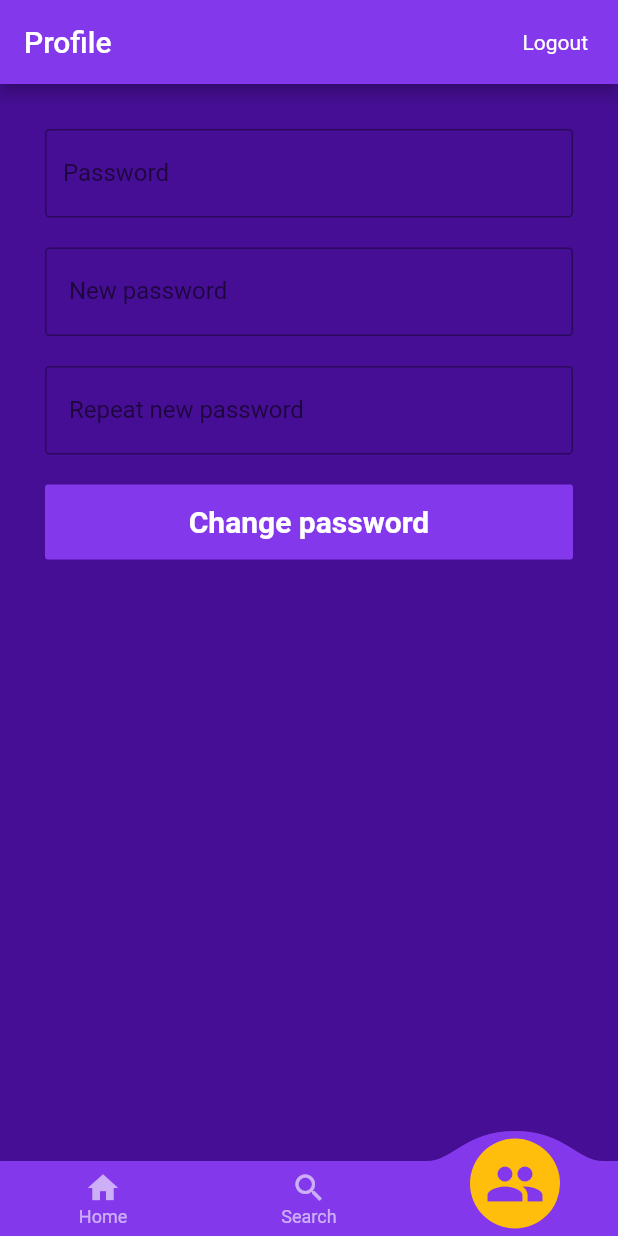
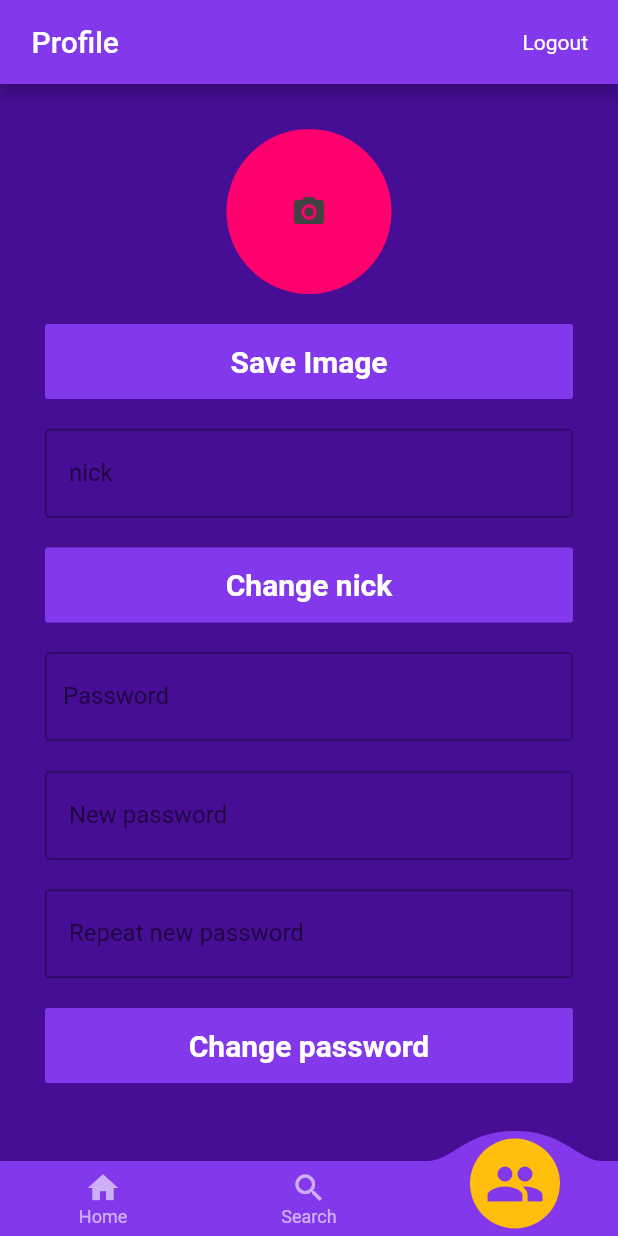
Before and after one commit to RoperoIvan/ProjecteDispositius, a Flutter app: the screen it shows once a user with an empty profile is signed in, item 3 of the bottom bar chosen, on a phone screen of 412 x 824 dp. Run offline on Flutter 3.47's test engine with Material 2 defaults, Android fonts, the phone set to English and light mode, and no system bars; drawn by our look-alikes of convex_bottom_bar; our stand-ins replace cloud_firestore, firebase_auth, firebase_core, firebase_storage, image_picker; accounts and stored records are empty; network calls fail.

Commit message:
change profile settings

```diff
--- a/projectdisp/lib/screens/profilescreen.dart
+++ b/projectdisp/lib/screens/profilescreen.dart
@@ -1,5 +1,8 @@
+import 'dart:io';
 import 'package:firebase_auth/firebase_auth.dart';
+import 'package:firebase_storage/firebase_storage.dart';
 import 'package:flutter/material.dart';
+import 'package:image_picker/image_picker.dart';
 
 class ProfileScreen extends StatefulWidget {
   @override
@@ -7,13 +10,18 @@ class ProfileScreen extends StatefulWidget {
 }
 
 class _ProfileScreenState extends State<ProfileScreen> {
-  TextEditingController _password, _newPassword, _repeatNewPassword;
-
+  TextEditingController _password, _newPassword, _repeatNewPassword, _nick;
+  File _image;
+  String _name;
+  _ProfileScreenState() {
+    _name = FirebaseAuth.instance.currentUser.displayName;
+  }
   @override
   void initState() {
     _password = TextEditingController();
     _newPassword = TextEditingController();
     _repeatNewPassword = TextEditingController();
+    _nick = TextEditingController();
     super.initState();
   }
 
@@ -22,13 +30,14 @@ class _ProfileScreenState extends State<ProfileScreen> {
     _password.dispose();
     _newPassword.dispose();
     _repeatNewPassword.dispose();
+    _nick.dispose();
     super.dispose();
   }
 
   @override
   Widget build(BuildContext context) {
     return Scaffold(
-      appBar: AppBar(title: Text("Profile"), actions: <Widget>[
+      appBar: AppBar(title: Text("$_name Profile"), actions: <Widget>[
         Padding(
           padding: EdgeInsets.only(right: 20.0),
           child: Center(
@@ -43,9 +52,64 @@ class _ProfileScreenState extends State<ProfileScreen> {
       ]),
       body: Padding(
         padding: const EdgeInsets.all(30.0),
+        child: SingleChildScrollView(
           child: Column(
             crossAxisAlignment: CrossAxisAlignment.stretch,
             children: [
+              //photoEditor
+              _showPhoto(),
+              SizedBox(height: 20),
+              FlatButton(
+                color: Theme.of(context).primaryColor,
+                height: 50,
+                child: Text(
+                  'Save Image',
+                  style: TextStyle(
+                    fontSize: 20,
+                    fontWeight: FontWeight.bold,
+                    color: Colors.white,
+                  ),
+                ),
+                onPressed: () {
+                  _UploadImageToFirebase();
+                },
+              ),
+              SizedBox(height: 20),
+
+              //nick editor
+              TextField(
+                controller: _nick,
+                decoration: InputDecoration(
+                  fillColor: Color(0xffFF006E),
+                  border: OutlineInputBorder(
+                    borderRadius: BorderRadius.all(Radius.circular(3)),
+                  ),
+                  labelText: ' nick',
+                ),
+              ),
+              SizedBox(height: 20),
+              FlatButton(
+                color: Theme.of(context).primaryColor,
+                height: 50,
+                child: Text(
+                  'Change nick',
+                  style: TextStyle(
+                    fontSize: 20,
+                    fontWeight: FontWeight.bold,
+                    color: Colors.white,
+                  ),
+                ),
+                onPressed: () {
+                  FirebaseAuth.instance.currentUser
+                        .updateProfile(displayName: _nick.text);
+                  setState(() {
+                    _name = _nick.text;
+                  });
+                },
+              ),
+
+              //password editor
+              SizedBox(height: 20),
               TextField(
                 controller: _password,
                 obscureText: true,
@@ -56,7 +120,9 @@ class _ProfileScreenState extends State<ProfileScreen> {
                   labelText: 'Password',
                 ),
               ),
-            SizedBox(height: 20,),
+              SizedBox(
+                height: 20,
+              ),
               TextField(
                 controller: _newPassword,
                 obscureText: true,
@@ -67,7 +133,7 @@ class _ProfileScreenState extends State<ProfileScreen> {
                   labelText: ' New password',
                 ),
               ),
-                        SizedBox(height: 20,),
+              SizedBox(height: 20),
               TextField(
                 controller: _repeatNewPassword,
                 obscureText: true,
@@ -78,8 +144,7 @@ class _ProfileScreenState extends State<ProfileScreen> {
                   labelText: ' Repeat new password',
                 ),
               ),
-                        SizedBox(height: 20,),
-
+              SizedBox(height: 20),
               FlatButton(
                 color: Theme.of(context).primaryColor,
                 height: 50,
@@ -100,6 +165,7 @@ class _ProfileScreenState extends State<ProfileScreen> {
                 },
               ),
             ],
+          ),
         ),
       ),
     );
@@ -142,4 +208,104 @@ class _ProfileScreenState extends State<ProfileScreen> {
       );
     }
   }
+
+  GestureDetector _showPhoto() {
+    return GestureDetector(
+      child: CircleAvatar(
+        radius: 55,
+        backgroundColor: Color(0xffFF006E),
+        child: FirebaseAuth.instance.currentUser.photoURL != null
+            ? ClipRRect(
+                borderRadius: BorderRadius.circular(50),
+                child: Image.network(
+                  FirebaseAuth.instance.currentUser.photoURL,
+                  width: 100,
+                  height: 100,
+                  fit: BoxFit.fitHeight,
+                ),
+              )
+            : Container(
+                decoration: BoxDecoration(
+                    color: Color(0xffFF006E),
+                    borderRadius: BorderRadius.circular(50)),
+                width: 100,
+                height: 100,
+                child: Icon(
+                  Icons.camera_alt,
+                  color: Colors.grey[800],
+                ),
+              ),
+      ),
+      onTap: () => _showPicker(context),
+    );
   }
+
+  void _showPicker(context) {
+    showModalBottomSheet(
+        context: context,
+        builder: (BuildContext bc) {
+          return SafeArea(
+            child: Container(
+              child: new Wrap(
+                children: <Widget>[
+                  new ListTile(
+                      leading: new Icon(Icons.photo_library),
+                      title: new Text('Photo Library'),
+                      onTap: () {
+                        _imgFromGallery();
+                        Navigator.of(context).pop();
+                      }),
+                  new ListTile(
+                    leading: new Icon(Icons.photo_camera),
+                    title: new Text('Camera'),
+                    onTap: () {
+                      _imgFromCamera();
+                      Navigator.of(context).pop();
+                    },
+                  ),
+                ],
+              ),
+            ),
+          );
+        });
+  }
+
+  _imgFromCamera() async {
+    PickedFile image = await ImagePicker.platform
+        .pickImage(source: ImageSource.camera, imageQuality: 50);
+
+    setState(() {
+      _image = File(image.path);
+    });
+  }
+
+  _imgFromGallery() async {
+    PickedFile image = await ImagePicker.platform
+        .pickImage(source: ImageSource.gallery, imageQuality: 50);
+
+    setState(() {
+      _image = File(image.path);
+    });
+  }
+
+  Future _UploadImageToFirebase() async {
+    String fileName = FirebaseAuth.instance.currentUser.email;
+    StorageReference firebaseStorageRef =
+        FirebaseStorage.instance.ref().child('uploads/$fileName');
+    StorageUploadTask uploadTask = firebaseStorageRef.putFile(_image);
+    StorageTaskSnapshot taskSnapshot = await uploadTask.onComplete;
+    taskSnapshot.ref.getDownloadURL().then(
+          (value) => print("Done: $value"),
+        );
+    _assignValueImage();
+  }
+
+  Future _assignValueImage() async {
+    String fileName = FirebaseAuth.instance.currentUser.email;
+    StorageReference firebaseStorageRef =
+        FirebaseStorage.instance.ref().child('uploads/$fileName');
+    String aux = await firebaseStorageRef.getDownloadURL();
+
+    FirebaseAuth.instance.currentUser.updateProfile(photoURL: aux);
+  }
+}
--- a/projectdisp/lib/sign_in_flow/screens/sign_in_screen.dart
+++ b/projectdisp/lib/sign_in_flow/screens/sign_in_screen.dart
@@ -139,6 +139,7 @@ class _SignInScreenState extends State<SignInScreen> {
           userName: user.user.displayName,
           userId: user.user.uid,
           userEmail: user.user.email);
+
       Map<String, dynamic> newUser = {
         'UserName': userApp.userName,
         'UserId': userApp.userId,
@@ -146,8 +147,6 @@ class _SignInScreenState extends State<SignInScreen> {
       };
       FirebaseFirestore.instance
           .collection('users')
-          .doc(userApp.userEmail)
-          .collection('usersinfo')
           .doc(userApp.userEmail)
           .set(newUser);
     });
--- a/projectdisp/pubspec.yaml
+++ b/projectdisp/pubspec.yaml
@@ -30,7 +30,9 @@ dependencies:
   # Use with the CupertinoIcons class for iOS style icons.
   cupertino_icons: ^1.0.0
   firebase_auth: ^0.18.3+1
+  firebase_storage: ^4.0.1
   convex_bottom_bar: ^2.6.0
+  image_picker: ^0.6.6+5
 
 dev_dependencies:
   flutter_test:
```
Lines whose indentation alone changed are shown as unchanged.
